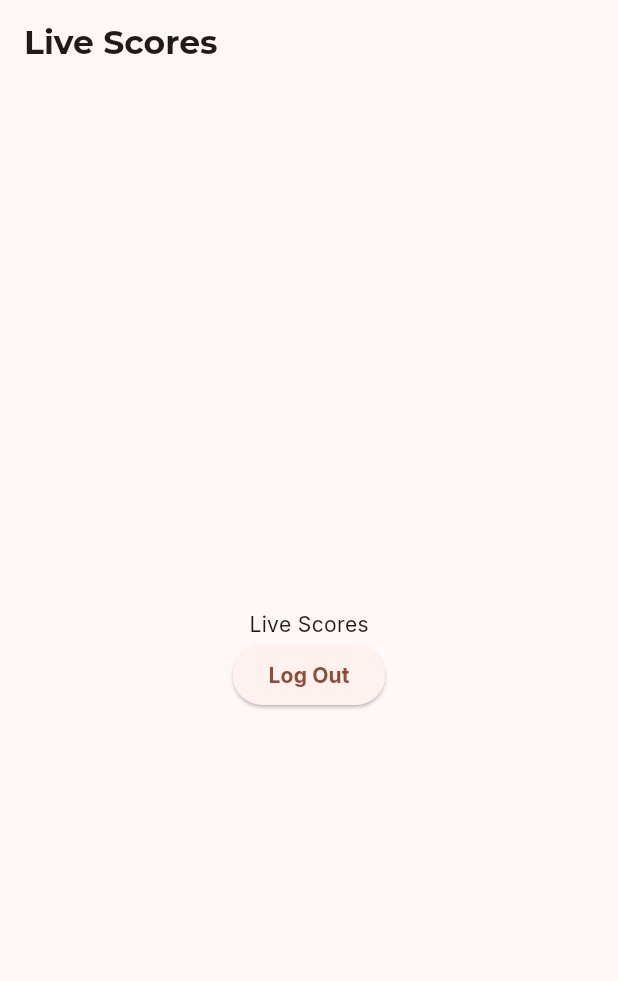
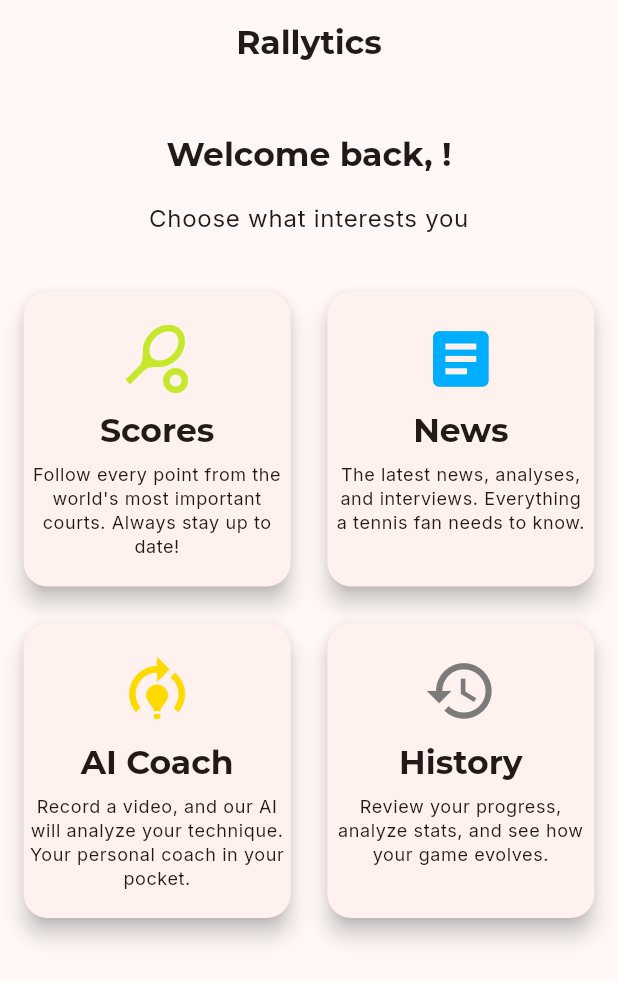
Before and after one commit to Keriw01/rallytics, a Flutter app: the screen it shows once a user with an empty profile is signed in, on a phone screen of 412 x 824 dp. Shown: the top 981 px of the screen. Run offline on Flutter 3.47's test engine with Material 3 defaults, Android fonts, the phone set to English and light mode, and no system bars; our stand-ins replace firebase_auth, firebase_core, firebase_crashlytics, flutter_bloc, flutter_svg, font_awesome_flutter and 7 more; missing offline and left inert: flutter_facebook_auth; accounts and stored records are empty; generated files the repository leaves out were written again; network calls fail.

Commit message:
feat(dashboard): add dashboard screen

```diff
--- a/lib/app/theme/app_colors.dart
+++ b/lib/app/theme/app_colors.dart
@@ -8,5 +8,11 @@ class AppColors {
   static const Color info = Color(0xFF007AFF);
 
   static const Color tenisBall = Color(0xFFC5E82C);
+
+  static const Color tennisRacketIcon = Color(0xFFC5E82C);
+  static const Color newsIcon = Color(0xFF00AEFF);
+  static const Color bulbIcon = Color(0xFFFFD900);
+  static const Color historyIcon = Color(0xFF7B7B7B);
+
   static const Color white = Color(0xFFFFFFFF);
 }
--- a/lib/core/router/app_router.dart
+++ b/lib/core/router/app_router.dart
@@ -7,6 +7,7 @@ import 'package:rallytics/features/auth/presentation/pages/login_screen.dart';
 import 'package:rallytics/features/auth/presentation/pages/register_screen.dart';
 import 'package:rallytics/features/auth/presentation/pages/reset_password_screen.dart';
 import 'package:rallytics/features/auth/presentation/pages/verify_email_screen.dart';
+import 'package:rallytics/features/dashboard/presentation/pages/dashboard_screen.dart';
 import 'package:rallytics/features/live_score/presentation/pages/live_score_screen.dart';
 
 GoRouter configureRouter(AuthBloc authBloc) {
@@ -83,13 +84,19 @@ GoRouter configureRouter(AuthBloc authBloc) {
       ),
 
       GoRoute(
+        path: '/',
+        name: 'dashboard',
+        builder: (context, state) => const DashboardScreen(),
+      ),
+
+      GoRoute(
         path: '/verify-email',
         name: 'verify_email',
         builder: (context, state) => const VerifyEmailScreen(),
       ),
 
       GoRoute(
-        path: '/',
+        path: '/live_score',
         name: 'live_score',
         builder: (context, state) => const LiveScoreScreen(),
       ),
--- a/lib/features/auth/presentation/pages/verify_email_screen.dart
+++ b/lib/features/auth/presentation/pages/verify_email_screen.dart
@@ -89,9 +89,11 @@ class _VerifyEmailScreenState extends State<VerifyEmailScreen> {
               ),
               SizedBox(height: screenHeight * 0.01),
               Text(
-                S.of(context).verifyEmailMessage(userEmail ?? ''),
+                S
+                    .of(context)
+                    .verifyEmailMessage(userEmail ?? S.of(context).unknowUser),
                 textAlign: TextAlign.center,
-                style: Theme.of(context).textTheme.bodyMedium,
+                style: textTheme.bodyMedium,
               ),
               SizedBox(height: screenHeight * 0.02),
               ElevatedButton(
--- /dev/null
+++ b/lib/features/dashboard/presentation/pages/dashboard_screen.dart
@@ -0,0 +1,110 @@
+import 'package:flutter/material.dart';
+import 'package:flutter_bloc/flutter_bloc.dart';
+import 'package:rallytics/app/theme/app_colors.dart';
+import 'package:rallytics/features/auth/presentation/bloc/auth_bloc.dart';
+import 'package:rallytics/features/dashboard/presentation/widgets/feature_tile.dart';
+import 'package:rallytics/generated/l10n.dart';
+
+class DashboardScreen extends StatelessWidget {
+  const DashboardScreen({super.key});
+
+  @override
+  Widget build(BuildContext context) {
+    final double screenHeight = MediaQuery.of(context).size.height;
+    final double screenWidth = MediaQuery.of(context).size.width;
+    final double tileWidth = (screenWidth / 2) - 20;
+
+    final String? userEmail = context.read<AuthBloc>().state.maybeMap(
+      authenticated: (user) => user.user.email,
+      orElse: () => null,
+    );
+
+    return Scaffold(
+      appBar: AppBar(title: Text(S.of(context).appTitle), centerTitle: true),
+      body: SingleChildScrollView(
+        child: Padding(
+          padding: EdgeInsets.symmetric(horizontal: screenWidth * 0.02),
+          child: Column(
+            children: [
+              SizedBox(height: screenHeight * 0.04),
+              Text(
+                S
+                    .of(context)
+                    .welcomeUserMessage(userEmail ?? S.of(context).unknowUser),
+                style: Theme.of(context).textTheme.titleLarge,
+                textAlign: TextAlign.center,
+              ),
+              SizedBox(height: screenHeight * 0.02),
+              Text(
+                S.of(context).dashboardWelcomeSubtitle,
+                style: Theme.of(context).textTheme.bodyLarge,
+                textAlign: TextAlign.center,
+              ),
+              SizedBox(height: screenHeight * 0.04),
+              //TODO: Handle onTap for FeatureTile
+              Row(
+                mainAxisAlignment: MainAxisAlignment.center,
+                children: [
+                  SizedBox(
+                    width: tileWidth,
+                    height: tileWidth * 1.1,
+                    child: FeatureTile(
+                      title: S.of(context).dashboardLiveScoresTitle,
+                      description: S.of(context).dashboardLiveScoresDescription,
+                      icon: Icons.sports_tennis,
+                      iconColor: AppColors.tennisRacketIcon,
+                      onTap: () {},
+                    ),
+                  ),
+                  SizedBox(width: screenWidth * 0.04),
+                  SizedBox(
+                    width: tileWidth,
+                    height: tileWidth * 1.1,
+                    child: FeatureTile(
+                      title: S.of(context).dashboardNewsTitle,
+                      description: S.of(context).dashboardNewsDescription,
+                      icon: Icons.article,
+                      iconColor: AppColors.newsIcon,
+                      onTap: () {},
+                    ),
+                  ),
+                ],
+              ),
+              SizedBox(height: screenHeight * 0.02),
+              Row(
+                mainAxisAlignment: MainAxisAlignment.center,
+                children: [
+                  SizedBox(
+                    width: tileWidth,
+                    height: tileWidth * 1.1,
+                    child: FeatureTile(
+                      title: S.of(context).dashboardAiCoachTitle,
+                      description: S.of(context).dashboardAiCoachDescription,
+                      icon: Icons.model_training,
+                      iconColor: AppColors.bulbIcon,
+                      onTap: () {},
+                    ),
+                  ),
+                  SizedBox(width: screenWidth * 0.04),
+                  SizedBox(
+                    width: tileWidth,
+                    height: tileWidth * 1.1,
+                    child: FeatureTile(
+                      title: S.of(context).dashboardTrainingHistoryTitle,
+                      description: S
+                          .of(context)
+                          .dashboardTrainingHistoryDescription,
+                      icon: Icons.history,
+                      iconColor: AppColors.historyIcon,
+                      onTap: () {},
+                    ),
+                  ),
+                ],
+              ),
+            ],
+          ),
+        ),
+      ),
+    );
+  }
+}
--- /dev/null
+++ b/lib/features/dashboard/presentation/widgets/feature_tile.dart
@@ -0,0 +1,60 @@
+import 'package:flutter/material.dart';
+
+class FeatureTile extends StatelessWidget {
+  final String title;
+  final String description;
+  final IconData icon;
+  final VoidCallback onTap;
+  final Color iconColor;
+
+  const FeatureTile({
+    super.key,
+    required this.title,
+    required this.description,
+    required this.icon,
+    required this.onTap,
+    required this.iconColor,
+  });
+
+  @override
+  Widget build(BuildContext context) {
+    final textTheme = Theme.of(context).textTheme;
+
+    final screenWidth = MediaQuery.of(context).size.width;
+    final screenHeight = MediaQuery.of(context).size.height;
+
+    return InkWell(
+      onTap: onTap,
+      borderRadius: BorderRadius.circular(16.0),
+      child: Card(
+        elevation: 6.0,
+        shape: RoundedRectangleBorder(
+          borderRadius: BorderRadius.circular(16.0),
+        ),
+        child: SingleChildScrollView(
+          child: Padding(
+            padding: EdgeInsets.all(screenWidth * 0.01),
+            child: Column(
+              children: [
+                SizedBox(height: screenHeight * 0.02),
+                Icon(icon, size: screenWidth * 0.12, color: iconColor),
+                SizedBox(height: screenHeight * 0.01),
+                Text(
+                  title,
+                  style: textTheme.titleLarge,
+                  textAlign: TextAlign.center,
+                ),
+                SizedBox(height: screenHeight * 0.01),
+                Text(
+                  description,
+                  style: textTheme.bodySmall,
+                  textAlign: TextAlign.center,
+                ),
+              ],
+            ),
+          ),
+        ),
+      ),
+    );
+  }
+}
--- a/lib/l10n/app_localizations.dart
+++ b/lib/l10n/app_localizations.dart
@@ -248,6 +248,12 @@ abstract class AppLocalizations {
   /// **'Resend in {seconds}s'**
   String verifyEmailResendButtonInSeconds(String seconds);
 
+  /// No description provided for @unknowUser.
+  ///
+  /// In en, this message translates to:
+  /// **'unknown'**
+  String get unknowUser;
+
   /// No description provided for @authErrorEmailRequired.
   ///
   /// In en, this message translates to:
@@ -356,6 +362,60 @@ abstract class AppLocalizations {
   /// **'Welcome back, {userName}!'**
   String welcomeUserMessage(String userName);
 
+  /// No description provided for @dashboardWelcomeSubtitle.
+  ///
+  /// In en, this message translates to:
+  /// **'Choose what interests you'**
+  String get dashboardWelcomeSubtitle;
+
+  /// No description provided for @dashboardLiveScoresTitle.
+  ///
+  /// In en, this message translates to:
+  /// **'Scores'**
+  String get dashboardLiveScoresTitle;
+
+  /// No description provided for @dashboardLiveScoresDescription.
+  ///
+  /// In en, this message translates to:
+  /// **'Follow every point from the world\'s most important courts. Always stay up to date!'**
+  String get dashboardLiveScoresDescription;
+
+  /// No description provided for @dashboardNewsTitle.
+  ///
+  /// In en, this message translates to:
+  /// **'News'**
+  String get dashboardNewsTitle;
+
+  /// No description provided for @dashboardNewsDescription.
+  ///
+  /// In en, this message translates to:
+  /// **'The latest news, analyses, and interviews. Everything a tennis fan needs to know.'**
+  String get dashboardNewsDescription;
+
+  /// No description provided for @dashboardAiCoachTitle.
+  ///
+  /// In en, this message translates to:
+  /// **'AI Coach'**
+  String get dashboardAiCoachTitle;
+
+  /// No description provided for @dashboardAiCoachDescription.
+  ///
+  /// In en, this message translates to:
+  /// **'Record a video, and our AI will analyze your technique. Your personal coach in your pocket.'**
+  String get dashboardAiCoachDescription;
+
+  /// No description provided for @dashboardTrainingHistoryTitle.
+  ///
+  /// In en, this message translates to:
+  /// **'History'**
+  String get dashboardTrainingHistoryTitle;
+
+  /// No description provided for @dashboardTrainingHistoryDescription.
+  ///
+  /// In en, this message translates to:
+  /// **'Review your progress, analyze stats, and see how your game evolves.'**
+  String get dashboardTrainingHistoryDescription;
+
   /// No description provided for @errorGeneric.
   ///
   /// In en, this message translates to:
--- a/lib/l10n/app_localizations_en.dart
+++ b/lib/l10n/app_localizations_en.dart
@@ -90,6 +90,9 @@ class AppLocalizationsEn extends AppLocalizations {
   }
 
   @override
+  String get unknowUser => 'unknown';
+
+  @override
   String get authErrorEmailRequired => 'Email is required.';
 
   @override
@@ -152,6 +155,37 @@ class AppLocalizationsEn extends AppLocalizations {
   }
 
   @override
+  String get dashboardWelcomeSubtitle => 'Choose what interests you';
+
+  @override
+  String get dashboardLiveScoresTitle => 'Scores';
+
+  @override
+  String get dashboardLiveScoresDescription =>
+      'Follow every point from the world\'s most important courts. Always stay up to date!';
+
+  @override
+  String get dashboardNewsTitle => 'News';
+
+  @override
+  String get dashboardNewsDescription =>
+      'The latest news, analyses, and interviews. Everything a tennis fan needs to know.';
+
+  @override
+  String get dashboardAiCoachTitle => 'AI Coach';
+
+  @override
+  String get dashboardAiCoachDescription =>
+      'Record a video, and our AI will analyze your technique. Your personal coach in your pocket.';
+
+  @override
+  String get dashboardTrainingHistoryTitle => 'History';
+
+  @override
+  String get dashboardTrainingHistoryDescription =>
+      'Review your progress, analyze stats, and see how your game evolves.';
+
+  @override
   String get errorGeneric =>
       'An unexpected error occurred. Please try again later.';
 }
--- a/lib/l10n/app_localizations_pl.dart
+++ b/lib/l10n/app_localizations_pl.dart
@@ -90,6 +90,9 @@ class AppLocalizationsPl extends AppLocalizations {
   }
 
   @override
+  String get unknowUser => 'nieznany';
+
+  @override
   String get authErrorEmailRequired => 'Email jest wymagany.';
 
   @override
@@ -151,6 +154,37 @@ class AppLocalizationsPl extends AppLocalizations {
   }
 
   @override
+  String get dashboardWelcomeSubtitle => 'Wybierz co cię interesuje';
+
+  @override
+  String get dashboardLiveScoresTitle => 'Wyniki';
+
+  @override
+  String get dashboardLiveScoresDescription =>
+      'Śledź każdy punkt z najważniejszych kortów świata. Zawsze bądź na bieżąco!';
+
+  @override
+  String get dashboardNewsTitle => 'Aktualności';
+
+  @override
+  String get dashboardNewsDescription =>
+      'Najnowsze wiadomości, analizy i wywiady. Wszystko, co musi wiedzieć fan tenisa.';
+
+  @override
+  String get dashboardAiCoachTitle => 'Trener AI';
+
+  @override
+  String get dashboardAiCoachDescription =>
+      'Nagraj film, a nasza sztuczna inteligencja przeanalizuje Twoją technikę. Twój osobisty trener w Twojej kieszeni.';
+
+  @override
+  String get dashboardTrainingHistoryTitle => 'Historia';
+
+  @override
+  String get dashboardTrainingHistoryDescription =>
+      'Przeglądaj swoje postępy, analizuj statystyki i obserwuj, jak ewoluuje Twoja gra.';
+
+  @override
   String get errorGeneric =>
       'Niespodziewany błąd. Proszę spróbować ponownie później.';
 }
--- a/lib/l10n/intl_en.arb
+++ b/lib/l10n/intl_en.arb
@@ -54,6 +54,7 @@
       }
     }
   },
+  "unknowUser": "unknown",
 
 
   "authErrorEmailRequired" : "Email is required.",
@@ -89,6 +90,15 @@
       }
     }
   },
+  "dashboardWelcomeSubtitle": "Choose what interests you",
+  "dashboardLiveScoresTitle": "Scores",
+  "dashboardLiveScoresDescription": "Follow every point from the world's most important courts. Always stay up to date!",
+  "dashboardNewsTitle": "News",
+  "dashboardNewsDescription": "The latest news, analyses, and interviews. Everything a tennis fan needs to know.",
+  "dashboardAiCoachTitle": "AI Coach",
+  "dashboardAiCoachDescription": "Record a video, and our AI will analyze your technique. Your personal coach in your pocket.",
+  "dashboardTrainingHistoryTitle": "History",
+  "dashboardTrainingHistoryDescription": "Review your progress, analyze stats, and see how your game evolves.",
 
 
   "errorGeneric": "An unexpected error occurred. Please try again later."
--- a/lib/l10n/intl_pl.arb
+++ b/lib/l10n/intl_pl.arb
@@ -31,6 +31,7 @@
   "passwordResetEmailSentSuccess": "Jeśli istnieje konto dla tego adresu e-mail, link do resetowania hasła został wysłany.",
   "resetPasswordInstruction": "Wprowadź adres e-mail powiązany z Twoim kontem, a my wyślemy Ci link umożliwiający zresetowanie hasła.",
 
+
   "verifyEmailTitle": "Weryfikacja e-mail",
   "verifyEmailMessage": "Link weryfikacyjny został wysłany na adres {userEmail}. Sprawdź skrzynkę odbiorczą i kliknij link, aby aktywować konto.",
   "@verifyEmailMessage": {
@@ -53,6 +54,7 @@
       }
     }
   },
+  "unknowUser": "nieznany",
 
 
   "authErrorEmailRequired" : "Email jest wymagany.",
@@ -90,6 +92,15 @@
       }
     }
   },
+  "dashboardWelcomeSubtitle": "Wybierz co cię interesuje",
+  "dashboardLiveScoresTitle": "Wyniki",
+  "dashboardLiveScoresDescription": "Śledź każdy punkt z najważniejszych kortów świata. Zawsze bądź na bieżąco!",
+  "dashboardNewsTitle": "Aktualności",
+  "dashboardNewsDescription": "Najnowsze wiadomości, analizy i wywiady. Wszystko, co musi wiedzieć fan tenisa.",
+  "dashboardAiCoachTitle": "Trener AI",
+  "dashboardAiCoachDescription": "Nagraj film, a nasza sztuczna inteligencja przeanalizuje Twoją technikę. Twój osobisty trener w Twojej kieszeni.",
+  "dashboardTrainingHistoryTitle": "Historia",
+  "dashboardTrainingHistoryDescription": "Przeglądaj swoje postępy, analizuj statystyki i obserwuj, jak ewoluuje Twoja gra.",
 
 
   "errorGeneric": "Niespodziewany błąd. Proszę spróbować ponownie później."
```
Also changed, not shown: lib/generated/intl/messages_en.dart, lib/generated/intl/messages_pl.dart, lib/generated/l10n.dart.
